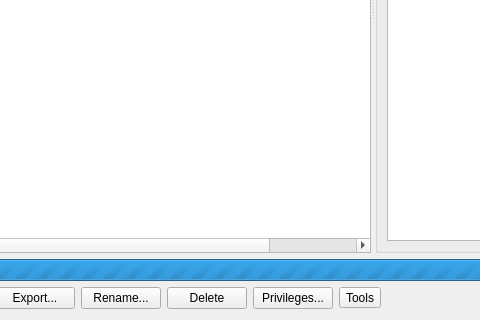
This is TableRegistry/UI/table_registry_dialog.ui in eryk918/postgis_toolbox as Qt 5 draws it before an edit; both pictures show x 105 to 585 and y 300 to 620 of the 1000 by 620 pixel window. The edited form follows.
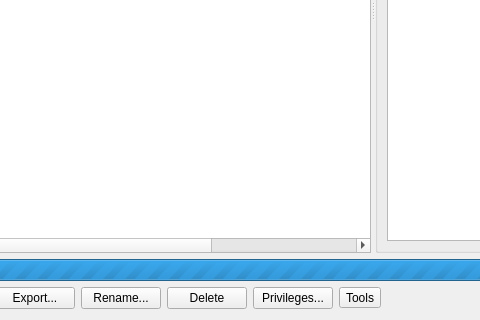
This is the edited form. Custom widgets are drawn as their Qt base class.

Commit message: Add selected features option and SQL log to Processing algorithms, clip relation choice, k nearest neighbors with distance, mask transform and separate points options, remove value limits, Ctrl+click connects to last database, index size column in table registry, explain analyze button in query editor, metadata version 2.1

Diff of the .ui file:
```diff
--- a/TableRegistry/UI/table_registry_dialog.ui
+++ b/TableRegistry/UI/table_registry_dialog.ui
@@ -113,6 +113,11 @@
         <string>SRID</string>
        </property>
       </column>
+      <column>
+       <property name="text">
+        <string>Index size</string>
+       </property>
+      </column>
      </widget>
      <widget class="QGroupBox" name="details_groupbox">
       <property name="title">
```
The commit also changes 25 other files.
